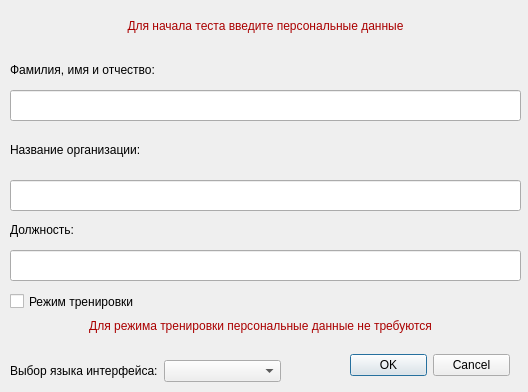
The window that src/personaldatadialog.ui (peterkurishev/EcoTester) describes before a commit, drawn with Qt 5.
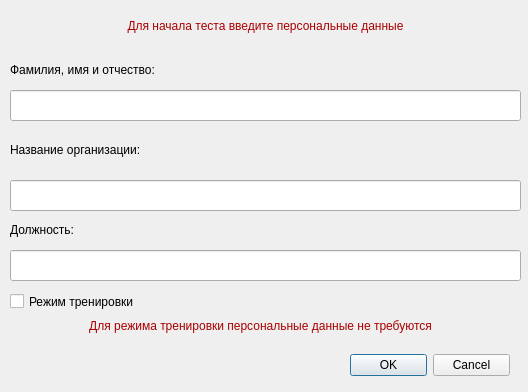
The same window after the commit.

The edit to the form file:
```diff
--- a/src/personaldatadialog.ui
+++ b/src/personaldatadialog.ui
@@ -169,28 +169,6 @@
     <set>Qt::AlignCenter</set>
    </property>
   </widget>
-  <widget class="QWidget" name="">
-   <property name="geometry">
-    <rect>
-     <x>10</x>
-     <y>360</y>
-     <width>271</width>
-     <height>22</height>
-    </rect>
-   </property>
-   <layout class="QHBoxLayout" name="horizontalLayout">
-    <item>
-     <widget class="QLabel" name="label_6">
-      <property name="text">
-       <string>Выбор языка интерфейса:</string>
-      </property>
-     </widget>
-    </item>
-    <item>
-     <widget class="QComboBox" name="comboBox"/>
-    </item>
-   </layout>
-  </widget>
  </widget>
  <resources/>
  <connections>
```
